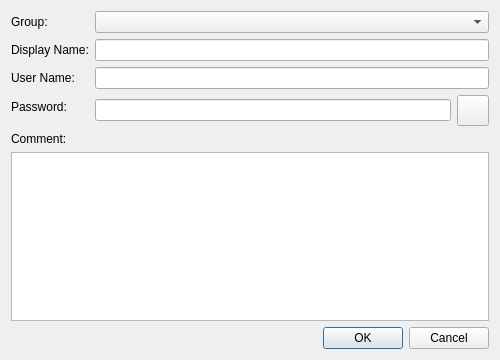
Above: source/client/ui/hosts/router_host_dialog.ui from dchapyshev/aspia before the change. Below: the same form after it.
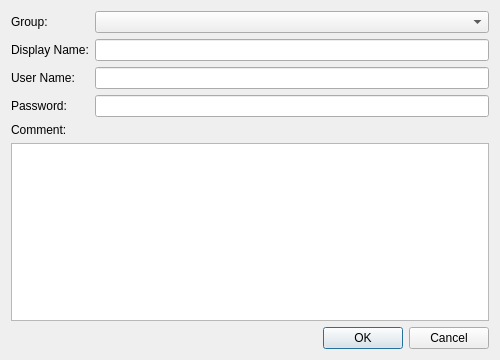
That is the form after the change. Icons and pictures are not drawn. Custom widgets are drawn as their Qt base class.

Commit message: Using "show password" button from PasswordEdit.

```diff
--- a/source/client/ui/hosts/router_host_dialog.ui
+++ b/source/client/ui/hosts/router_host_dialog.ui
@@ -57,28 +57,7 @@
       </widget>
      </item>
      <item row="3" column="1">
-      <layout class="QHBoxLayout" name="horizontalLayout_password">
-       <item>
-        <widget class="PasswordEdit" name="edit_password"/>
-       </item>
-       <item>
-        <widget class="QToolButton" name="button_show_password">
-         <property name="icon">
-          <iconset resource="../../../common/resources/common.qrc">
-           <normaloff>:/img/show-password.svg</normaloff>:/img/show-password.svg</iconset>
-         </property>
-         <property name="iconSize">
-          <size>
-           <width>24</width>
-           <height>24</height>
-          </size>
-         </property>
-         <property name="checkable">
-          <bool>true</bool>
-         </property>
-        </widget>
-       </item>
-      </layout>
+      <widget class="PasswordEdit" name="edit_password"/>
      </item>
     </layout>
    </item>
```
The commit also changes 5 other files.
